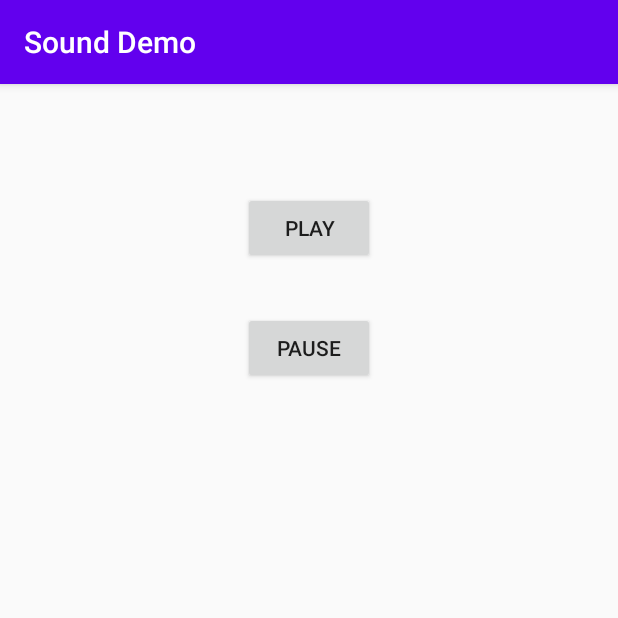
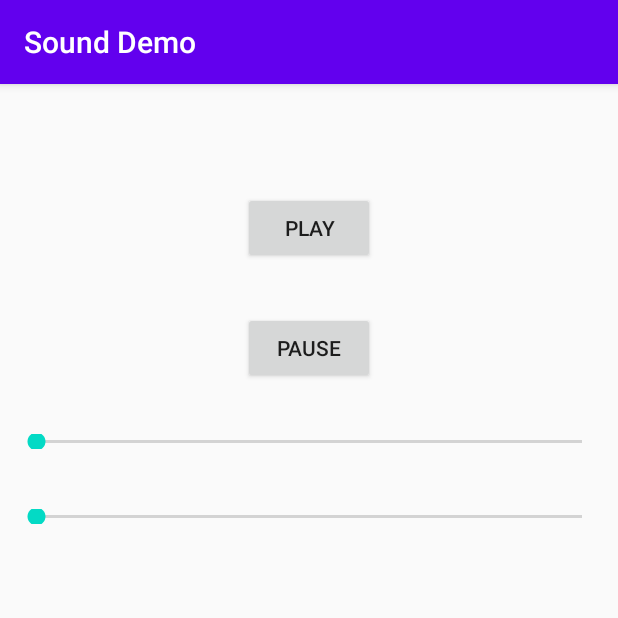
Before and after one commit to MuhammadTalha123/SoundDemo, an Android app: the screen it shows after launch (MainActivity), on a phone screen of 412 x 824 dp, the top half of it. Run offline under Robolectric (Android 15) with nearby library versions, the phone set to English and light mode, and no system bars.

Commit message:
update volume and progress seek bar

```diff
--- a/app/src/main/java/com/example/sounddemo/MainActivity.java
+++ b/app/src/main/java/com/example/sounddemo/MainActivity.java
@@ -2,13 +2,20 @@ package com.example.sounddemo;
 
 import androidx.appcompat.app.AppCompatActivity;
 
+import android.media.AudioManager;
 import android.media.MediaPlayer;
 import android.os.Bundle;
+import android.util.Log;
 import android.view.View;
+import android.widget.SeekBar;
+
+import java.util.Timer;
+import java.util.TimerTask;
 
 public class MainActivity extends AppCompatActivity {
 
     MediaPlayer mediaPlayer;
+    AudioManager audioManager;
 
 
     public  void  play(View view) {
@@ -30,6 +37,72 @@ public class MainActivity extends AppCompatActivity {
     protected void onCreate(Bundle savedInstanceState) {
         super.onCreate(savedInstanceState);
         setContentView(R.layout.activity_main);
+
+        audioManager = (AudioManager) getSystemService(AUDIO_SERVICE);
+
+        int maxVolume = audioManager.getStreamMaxVolume(audioManager.STREAM_MUSIC);
+        int currentVolume = audioManager.getStreamVolume(audioManager.STREAM_MUSIC);
+
         mediaPlayer = MediaPlayer.create(this,R.raw.audio);
+
+        SeekBar volumeControl = (SeekBar) findViewById(R.id.volumeSeekBar);
+
+        volumeControl.setMax(maxVolume);
+        volumeControl.setProgress(currentVolume);
+
+        volumeControl.setOnSeekBarChangeListener(new SeekBar.OnSeekBarChangeListener() {
+            @Override
+            public void onProgressChanged(SeekBar seekBar, int i, boolean b) {
+
+
+                Log.i("seekBar changed", Integer.toString(i));
+                audioManager.setStreamVolume(audioManager.STREAM_MUSIC, i, 0);
+
+            }
+
+            @Override
+            public void onStartTrackingTouch(SeekBar seekBar) {
+
+            }
+
+            @Override
+            public void onStopTrackingTouch(SeekBar seekBar) {
+
+            }
+        });
+
+        final SeekBar scrubSeekBar = (SeekBar) findViewById(R.id.scrubSeekBar);
+
+        scrubSeekBar.setMax(mediaPlayer.getDuration());
+
+        scrubSeekBar.setOnSeekBarChangeListener(new SeekBar.OnSeekBarChangeListener() {
+            @Override
+            public void onProgressChanged(SeekBar seekBar, int i, boolean b) {
+
+                Log.i("Scrub SeekBar moveed", Integer.toString(i));
+
+
+            }
+
+            @Override
+            public void onStartTrackingTouch(SeekBar seekBar) {
+
+            }
+
+            @Override
+            public void onStopTrackingTouch(SeekBar seekBar) {
+
+            }
+        });
+
+        new Timer().scheduleAtFixedRate(new TimerTask() {
+            @Override
+            public void run() {
+
+                scrubSeekBar.setProgress(mediaPlayer.getCurrentPosition());
+
+            }
+        }, 0, 1000);
+
     }
 }
--- a/app/src/main/res/layout/activity_main.xml
+++ b/app/src/main/res/layout/activity_main.xml
@@ -37,4 +37,30 @@
         app:layout_constraintStart_toStartOf="parent"
         app:layout_constraintTop_toBottomOf="@+id/button" />
 
+    <SeekBar
+        android:id="@+id/volumeSeekBar"
+        android:layout_width="0dp"
+        android:layout_height="10dp"
+        android:layout_marginStart="8dp"
+        android:layout_marginLeft="8dp"
+        android:layout_marginTop="33dp"
+        android:layout_marginEnd="8dp"
+        android:layout_marginRight="8dp"
+        app:layout_constraintEnd_toEndOf="parent"
+        app:layout_constraintStart_toStartOf="parent"
+        app:layout_constraintTop_toBottomOf="@+id/button2" />
+
+    <SeekBar
+        android:id="@+id/scrubSeekBar"
+        android:layout_width="0dp"
+        android:layout_height="10dp"
+        android:layout_marginStart="8dp"
+        android:layout_marginLeft="8dp"
+        android:layout_marginTop="40dp"
+        android:layout_marginEnd="8dp"
+        android:layout_marginRight="8dp"
+        app:layout_constraintEnd_toEndOf="parent"
+        app:layout_constraintStart_toStartOf="parent"
+        app:layout_constraintTop_toBottomOf="@+id/volumeSeekBar" />
+
 </androidx.constraintlayout.widget.ConstraintLayout>
```
